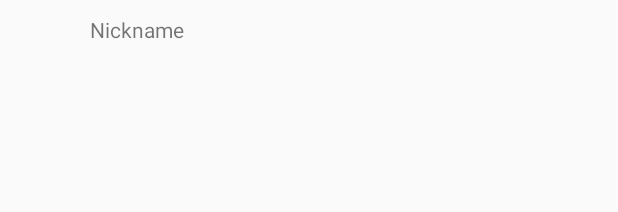
After one commit to valentinkatic/FlunkTheTeacher, an Android app: the layout item_view.xml on its own in the app's theme, with its tools: preview values and no code run, on a phone screen of 412 x 824 dp. The commit adds this screen. Shown: the top 212 px of the screen. Run offline under Robolectric (Android 15) with nearby library versions, the phone set to English and light mode, and no system bars.

Commit message:
dodana top lista i uređen cijeli kod oko nje

```diff
--- a/app/src/main/java/com/katic/flunktheteacher/MainActivity.java
+++ b/app/src/main/java/com/katic/flunktheteacher/MainActivity.java
@@ -1,6 +1,9 @@
 package com.katic.flunktheteacher;
 
+import android.content.Context;
+import android.content.SharedPreferences;
 import android.media.AudioManager;
+import android.preference.PreferenceManager;
 import android.support.v7.app.AppCompatActivity;
 import android.os.Bundle;
 import android.view.Menu;
@@ -15,6 +18,8 @@ public class MainActivity extends AppCompatActivity {
 
     private static final int TOGGLE_SOUND = 1;
     private boolean soundEnabled = true;
+    public int score;
+
 
     @Override
     protected void onCreate(Bundle savedInstanceState) {
@@ -31,6 +36,7 @@ public class MainActivity extends AppCompatActivity {
         gameView.setKeepScreenOn(true);
 
         setVolumeControlStream(AudioManager.STREAM_MUSIC);
+
     }
 
     public boolean onCreateOptionsMenu(Menu menu) {
--- /dev/null
+++ b/app/src/main/res/layout/item_view.xml
@@ -0,0 +1,17 @@
+<?xml version="1.0" encoding="utf-8"?>
+<RelativeLayout xmlns:android="http://schemas.android.com/apk/res/android"
+    android:orientation="vertical"
+    android:layout_width="match_parent"
+    android:layout_height="match_parent"
+    android:padding="10dp">
+
+    <TextView
+        android:layout_width="wrap_content"
+        android:layout_height="wrap_content"
+        android:text="Nickname"
+        android:id="@+id/textView"
+        android:layout_alignParentLeft="true"
+        android:layout_marginLeft="50dp" />
+
+
+</RelativeLayout>
--- a/app/src/main/res/values/strings.xml
+++ b/app/src/main/res/values/strings.xml
@@ -1,3 +1,5 @@
 <resources>
     <string name="app_name">Flunk The Teacher</string>
+    <string name="nickname">Nickname</string>
+    <string name="score">Score</string>
 </resources>
```
Also changed, not shown: app/src/main/java/com/katic/flunktheteacher/GameView.java (+91 -12 lines), app/src/main/java/com/katic/flunktheteacher/Score.java (added, +27 -0 lines), app/src/main/res/layout/score_screen.xml (added, +11 -0 lines), app/src/main/res/drawable/gameover.png, 1 other file.
